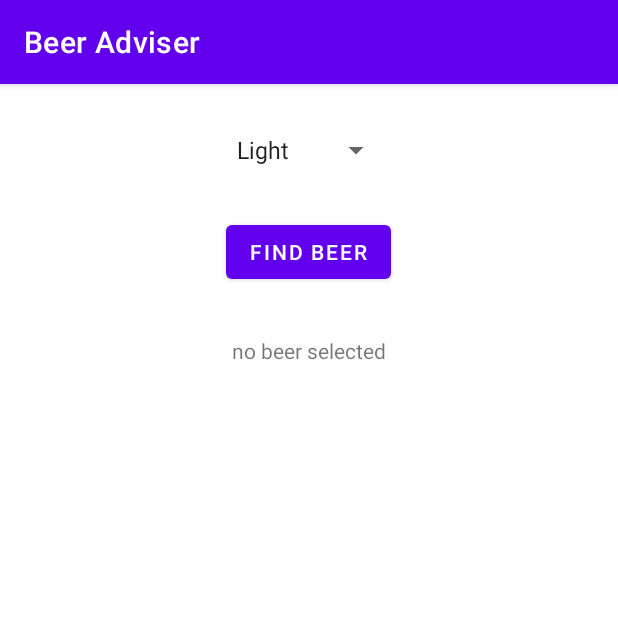
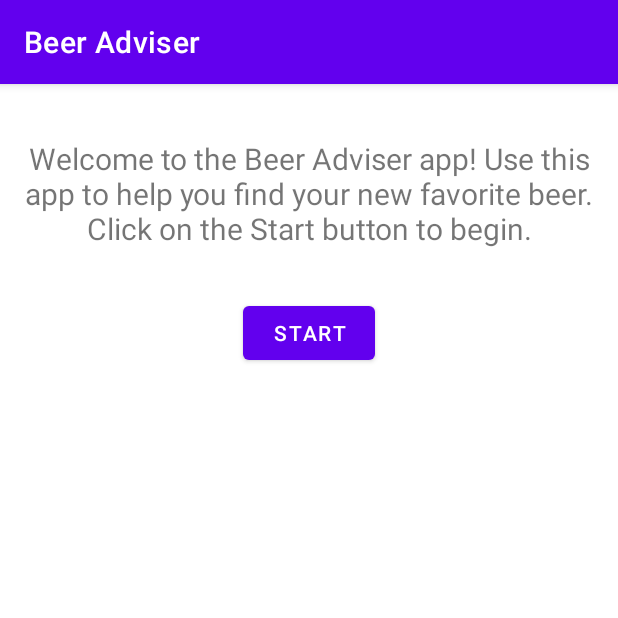
Before and after one commit to moneer-muntazah/beer_adviser, an Android app: the screen it shows after launch (MainActivity), on a phone screen of 412 x 824 dp, the top half of it. Run offline under Robolectric (Android 15) with nearby library versions, the phone set to English and light mode, and no system bars.

Commit message:
chapter 3 working with fragments

```diff
--- a/app/build.gradle
+++ b/app/build.gradle
@@ -33,12 +33,13 @@ android {
 }
 
 dependencies {
-
     implementation "org.jetbrains.kotlin:kotlin-stdlib:$kotlin_version"
     implementation 'androidx.core:core-ktx:1.3.2'
     implementation 'androidx.appcompat:appcompat:1.2.0'
     implementation 'com.google.android.material:material:1.3.0'
     implementation 'androidx.constraintlayout:constraintlayout:2.0.4'
+    implementation 'androidx.legacy:legacy-support-v4:1.0.0'
+    implementation "androidx.navigation:navigation-fragment-ktx:$nav_version"
     testImplementation 'junit:junit:4.+'
     androidTestImplementation 'androidx.test.ext:junit:1.1.2'
     androidTestImplementation 'androidx.test.espresso:espresso-core:3.3.0'
--- /dev/null
+++ b/app/src/main/java/com/example/beeradviser/TitleFragment.kt
@@ -0,0 +1,15 @@
+package com.example.beeradviser
+
+import android.os.Bundle
+import androidx.fragment.app.Fragment
+import android.view.LayoutInflater
+import android.view.View
+import android.view.ViewGroup
+
+class TitleFragment : Fragment() {
+    override fun onCreateView(inflater: LayoutInflater, container: ViewGroup?,
+        savedInstanceState: Bundle?) : View? {
+        // Inflate the layout for this fragment
+        return inflater.inflate(R.layout.fragment_title, container, false)
+    }
+}
--- a/app/src/main/res/layout/activity_main.xml
+++ b/app/src/main/res/layout/activity_main.xml
@@ -1,36 +1,15 @@
 <?xml version="1.0" encoding="utf-8"?>
-<LinearLayout
+<FrameLayout
     xmlns:android="http://schemas.android.com/apk/res/android"
     xmlns:tools="http://schemas.android.com/tools"
     android:layout_width="match_parent"
     android:layout_height="match_parent"
     android:padding="16dp"
-    android:orientation="vertical"
     tools:context=".MainActivity">
 
-    <Spinner
-        android:id="@+id/beer_color"
-        android:layout_width="wrap_content"
-        android:layout_height="wrap_content"
-        android:layout_marginTop="40dp"
-        android:layout_gravity="center"
-        android:layout_margin="16dp"
-        android:entries="@array/beer_colors"/>
-
-    <Button
-        android:id="@+id/find_beer"
-        android:layout_width="wrap_content"
-        android:layout_height="wrap_content"
-        android:layout_gravity="center"
-        android:layout_margin="16dp"
-        android:text="@string/find_beer" />
-
-    <TextView
-        android:id="@+id/brands"
-        android:layout_width="wrap_content"
-        android:layout_height="wrap_content"
-        android:layout_gravity="center"
-        android:layout_margin="16dp"
-        android:text="@string/brands" />
-
-</LinearLayout>
+    <fragment
+        android:id="@+id/title_fragment"
+        android:name="com.example.beeradviser.TitleFragment"
+        android:layout_width="match_parent"
+        android:layout_height="match_parent" />
+</FrameLayout>
--- /dev/null
+++ b/app/src/main/res/layout/fragment_title.xml
@@ -0,0 +1,25 @@
+<?xml version="1.0" encoding="utf-8"?>
+<LinearLayout
+    xmlns:android="http://schemas.android.com/apk/res/android"
+    xmlns:tools="http://schemas.android.com/tools"
+    android:layout_width="match_parent"
+    android:layout_height="match_parent"
+    android:orientation="vertical"
+    android:gravity="center_horizontal"
+    tools:context=".TitleFragment">
+
+    <TextView
+        android:layout_width="match_parent"
+        android:layout_height="wrap_content"
+        android:gravity="center"
+        android:layout_marginTop="20dp"
+        android:textSize="20sp"
+        android:text="@string/welcome_text" />
+
+    <Button
+        android:id="@+id/start"
+        android:layout_width="wrap_content"
+        android:layout_height="wrap_content"
+        android:layout_marginTop="32dp"
+        android:text="@string/start" />
+</LinearLayout>
--- a/app/src/main/res/values/strings.xml
+++ b/app/src/main/res/values/strings.xml
@@ -2,10 +2,17 @@
     <string name="app_name">Beer Adviser</string>
     <string name="find_beer">Find Beer</string>
     <string name="brands">no beer selected</string>
+    <string name="welcome_text">Welcome to the Beer Adviser app!
+        Use this app to help you find your new favorite beer.
+        Click on the Start button to begin.</string>
+    <string name="start">Start</string>
+    <string name="suggestions_text">Here are some beers you might like to try:</string>
     <string-array name="beer_colors">
         <item>Light</item>
         <item>Amber</item>
         <item>Brown</item>
         <item>Dark</item>
     </string-array>
+    <!-- TODO: Remove or change this placeholder text -->
+    <string name="hello_blank_fragment">Hello blank fragment</string>
 </resources>
--- a/build.gradle
+++ b/build.gradle
@@ -1,6 +1,7 @@
 // Top-level build file where you can add configuration options common to all sub-projects/modules.
 buildscript {
     ext.kotlin_version = "1.4.30"
+    ext.nav_version = '2.3.0'
     repositories {
         google()
         jcenter()
```
Also changed, not shown: app/src/main/java/com/example/beeradviser/ChooseTypeFragment.kt (added, +15 -0 lines), app/src/main/java/com/example/beeradviser/MainActivity.kt (+1 -23 lines), app/src/main/res/layout/fragment_choose_type.xml (added, +24 -0 lines), gradle/wrapper/gradle-wrapper.properties.
